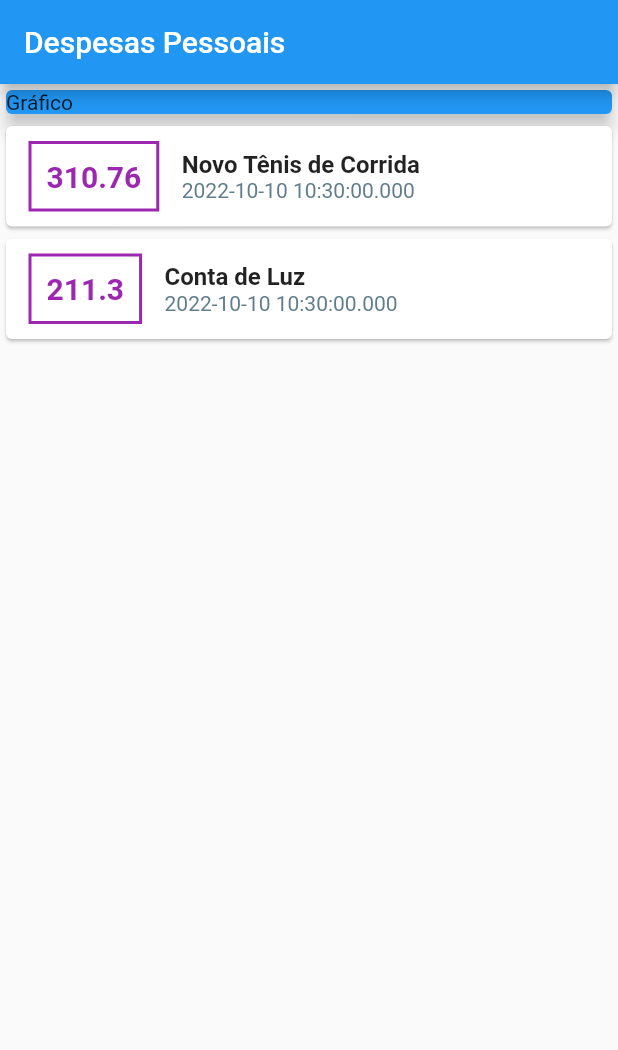
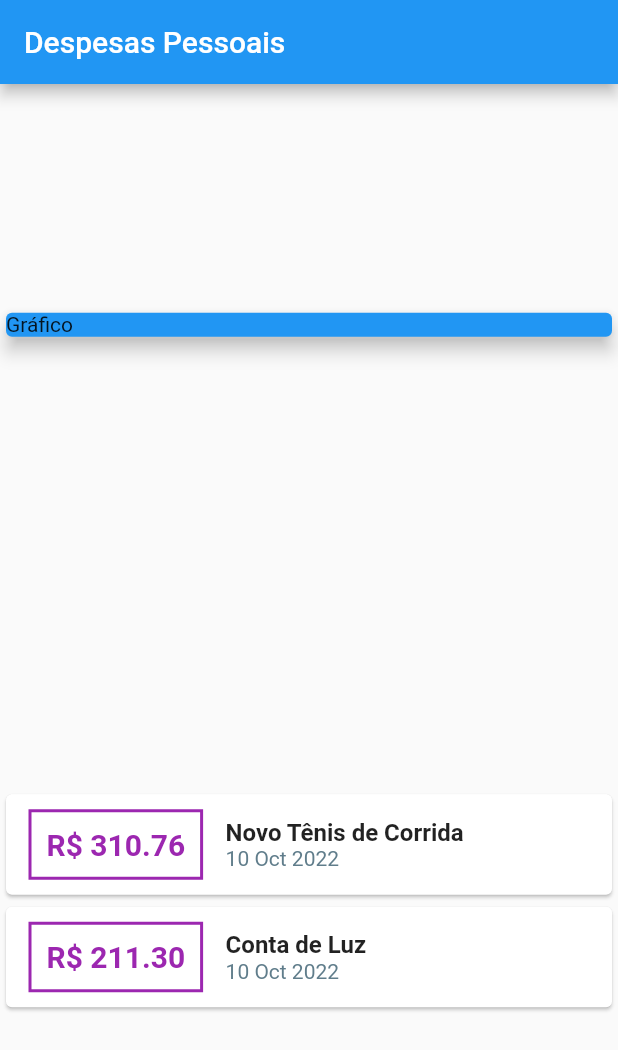
Before and after one commit to michelbaleeiro/expenses, a Flutter app: the screen it shows after launch, on a phone screen of 412 x 824 dp. Shown: the top 1050 px of the screen. Run offline on Flutter 3.47's test engine with Material 2 defaults, Android fonts, the phone set to English and light mode, and no system bars.

Commit message:
Aula 100

```diff
--- a/lib/main.dart
+++ b/lib/main.dart
@@ -1,5 +1,6 @@
 import 'package:expenses/models/transaction.dart';
 import 'package:flutter/material.dart';
+import 'package:intl/intl.dart';
 
 main() => runApp(const ExpensesApp());
 
@@ -31,6 +32,7 @@ class MyHomePage extends StatelessWidget {
         title: const Text('Despesas Pessoais'),
       ),
       body: Column(
+        mainAxisAlignment: MainAxisAlignment.spaceAround,
         crossAxisAlignment: CrossAxisAlignment.stretch,
         children: <Widget>[
           // ignore: sized_box_for_whitespace
@@ -59,7 +61,7 @@ class MyHomePage extends StatelessWidget {
                         )),
                         padding: const EdgeInsets.all(10),
                         child: Text(
-                          tr.value.toString(),
+                          'R\$ ${tr.value.toStringAsFixed(2)}' ,
                           style: const TextStyle(
                             fontWeight: FontWeight.bold,
                             fontSize: 20,
@@ -75,7 +77,7 @@ class MyHomePage extends StatelessWidget {
                               fontWeight: FontWeight.bold, fontSize: 16),
                         ),
                         Text(
-                          tr.date.toString(),
+                          DateFormat('d MMM y').format(tr.date),
                           style: const TextStyle(color: Colors.blueGrey),
                         ),
                       ],
--- a/pubspec.yaml
+++ b/pubspec.yaml
@@ -29,6 +29,7 @@ environment:
 dependencies:
   flutter:
     sdk: flutter
+  intl: ^0.17.0
 
 
   # The following adds the Cupertino Icons font to your application.
```
Also changed, not shown: pubspec.lock, 1 other file.
